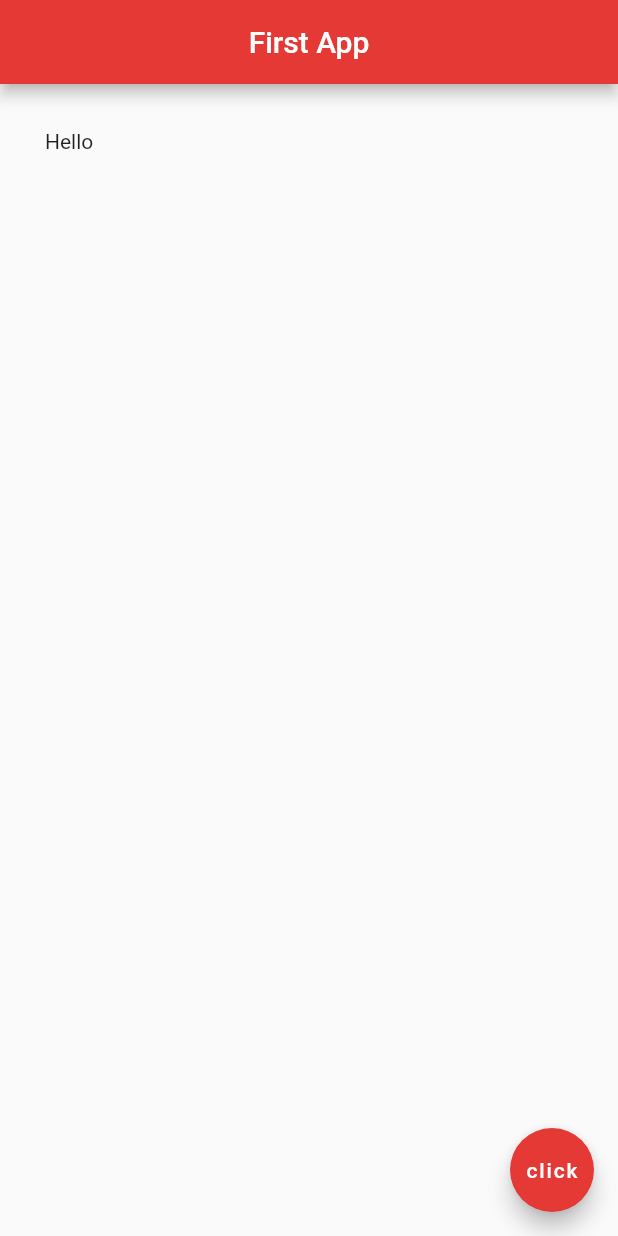
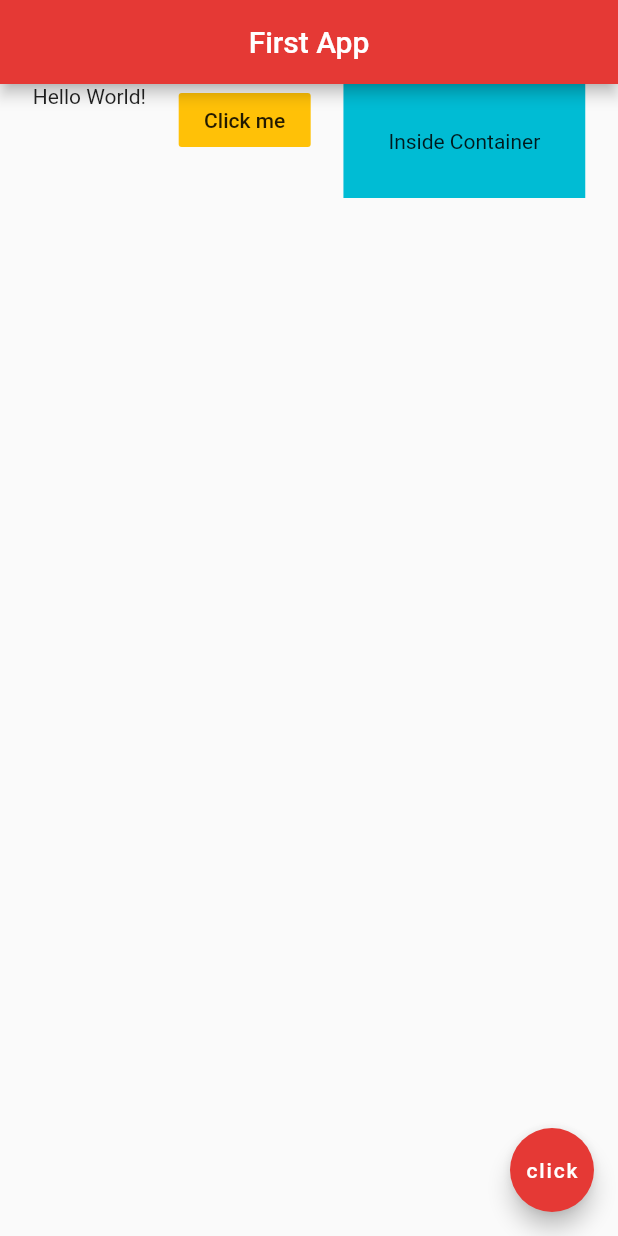
Before and after one commit to Davisdavy/flutter-test, a Flutter app: the screen it shows after launch, on a phone screen of 412 x 824 dp. Run offline on Flutter 3.47's test engine with Material 2 defaults, Android fonts, the phone set to English and light mode, and no system bars.

Commit message:
Add Columns

```diff
--- a/lib/main.dart
+++ b/lib/main.dart
@@ -16,9 +16,22 @@ class Home extends StatelessWidget {
         centerTitle: true,
         backgroundColor: Colors.red[600],
       ),
-      body: Padding(
-        padding:EdgeInsets.all(30.0) ,
-        child: Text('Hello'),
+      body: Row(
+        mainAxisAlignment: MainAxisAlignment.spaceEvenly,
+        crossAxisAlignment: CrossAxisAlignment.start,
+        children: <Widget>[
+          Text('Hello World!'),
+          FlatButton(
+            onPressed: (){},
+            color: Colors.amber,
+            child: Text('Click me'),
+          ),
+          Container(
+            color: Colors.cyan,
+            padding: EdgeInsets.all(30.0),
+            child: Text('Inside Container'),
+          ),
+        ],
       ),
       floatingActionButton: FloatingActionButton(
         onPressed: () {
```
